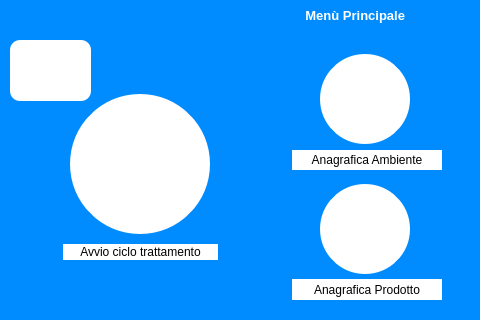
ISacchitella/MicroOne_v1.1, file view/main_window.ui: the form before one commit.
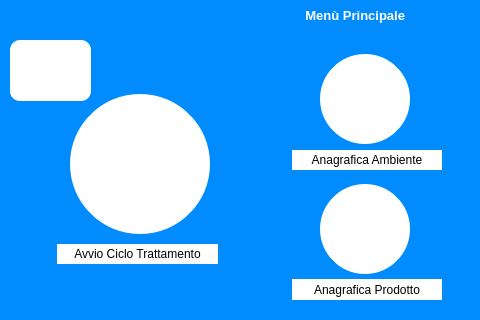
The form after the commit. Icons and pictures are not drawn.

Patch:
```diff
--- a/view/main_window.ui
+++ b/view/main_window.ui
@@ -154,10 +154,10 @@
    <widget class="QLabel" name="sanifica_label">
     <property name="geometry">
      <rect>
-      <x>63</x>
+      <x>57</x>
       <y>244</y>
-      <width>155</width>
-      <height>16</height>
+      <width>161</width>
+      <height>20</height>
      </rect>
     </property>
     <property name="font">
@@ -175,7 +175,7 @@
      <string notr="true">color: rgb(0, 0, 0);</string>
     </property>
     <property name="text">
-     <string>Avvio ciclo trattamento</string>
+     <string>Avvio Ciclo Trattamento</string>
     </property>
     <property name="textFormat">
      <enum>Qt::AutoText</enum>
@@ -342,9 +342,9 @@
    <widget class="QPushButton" name="settings_btn">
     <property name="geometry">
      <rect>
-      <x>390</x>
+      <x>410</x>
       <y>0</y>
-      <width>81</width>
+      <width>51</width>
       <height>31</height>
      </rect>
     </property>
```
Left out of the diff: 27 changed lines with no effect on the pictures.
